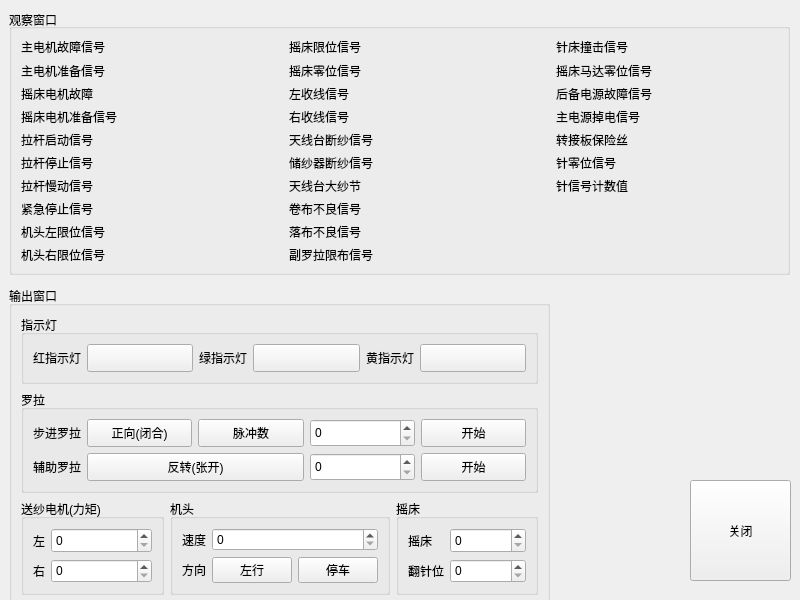
This is machineexame.ui in httpftpli/mdimh as Qt 5 draws it before an edit. The edited form follows.
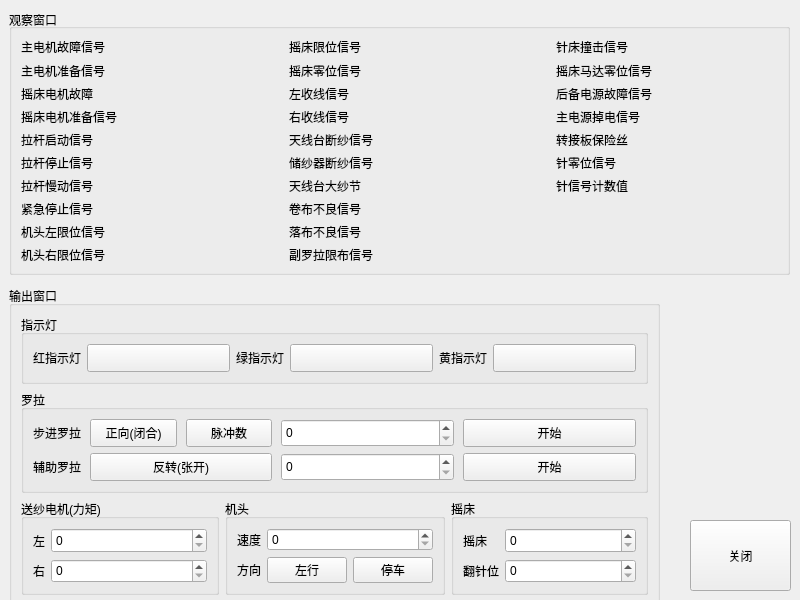
This is the edited form. Custom widgets are drawn as their Qt base class.

Diff of the .ui file:
```diff
--- a/machineexame.ui
+++ b/machineexame.ui
@@ -419,7 +419,7 @@
     <rect>
      <x>9</x>
      <y>286</y>
-     <width>541</width>
+     <width>651</width>
      <height>321</height>
     </rect>
    </property>
@@ -549,7 +549,13 @@
       <property name="title">
        <string>罗拉</string>
       </property>
-      <layout class="QGridLayout" name="gridLayout_3">
+      <layout class="QGridLayout" name="gridLayout_3" columnstretch="2,1,1,2,2">
+       <property name="horizontalSpacing">
+        <number>9</number>
+       </property>
+       <property name="verticalSpacing">
+        <number>6</number>
+       </property>
        <item row="0" column="0">
         <widget class="QLabel" name="label_44">
          <property name="sizePolicy">
@@ -571,6 +577,12 @@
            <verstretch>0</verstretch>
           </sizepolicy>
          </property>
+         <property name="maximumSize">
+          <size>
+           <width>16777215</width>
+           <height>16777215</height>
+          </size>
+         </property>
          <property name="text">
           <string>正向(闭合)</string>
          </property>
@@ -587,6 +599,12 @@
            <verstretch>0</verstretch>
           </sizepolicy>
          </property>
+         <property name="maximumSize">
+          <size>
+           <width>16777215</width>
+           <height>16777215</height>
+          </size>
+         </property>
          <property name="text">
           <string>脉冲数</string>
          </property>
@@ -866,9 +884,9 @@
    <property name="geometry">
     <rect>
      <x>690</x>
-     <y>480</y>
+     <y>520</y>
      <width>101</width>
-     <height>101</height>
+     <height>71</height>
     </rect>
    </property>
    <property name="sizePolicy">
```
